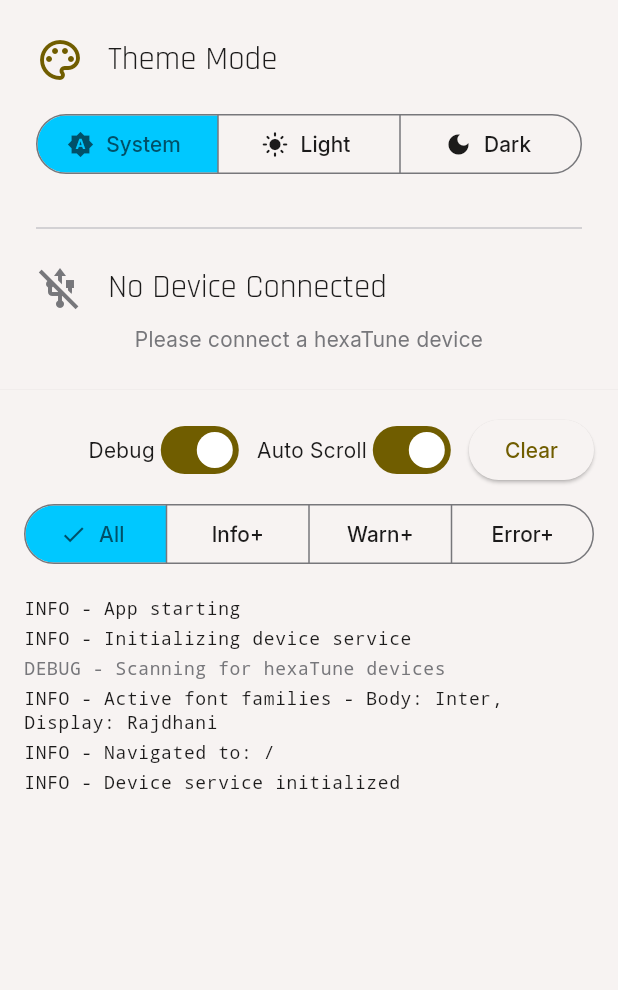
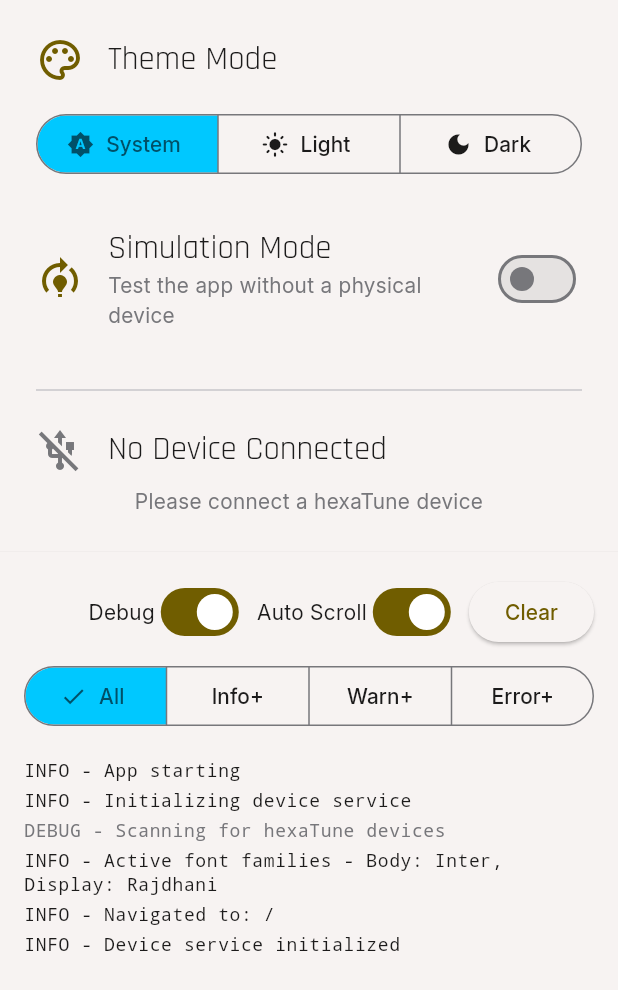
Before and after one commit to hTuneSys/hexaGenApp, a Flutter app: the SettingsPage widget shown alone on an empty page, opened directly, on a phone screen of 412 x 824 dp. Shown: the top 990 px of the screen. Run offline on Flutter 3.47's test engine with Material 3 defaults, Android fonts, the phone set to English and light mode, and no system bars; our stand-ins replace material_symbols_icons, shared_preferences; missing offline and left inert: flutter_midi_command; accounts and stored records are empty; statements that could not run were skipped.

Commit message:
feat(simulation): added simulation mode
Added simulation mode for working without device

```diff
--- a/hexagenapp/lib/l10n/app_en.arb
+++ b/hexagenapp/lib/l10n/app_en.arb
@@ -92,6 +92,10 @@
   "themeLight": "Light",
   "themeDark": "Dark",
 
+  "simulationMode": "Simulation Mode",
+  "simulationModeDescription": "Test the app without a physical device",
+  "simulationModeActive": "Simulation mode is active - no device required",
+
   "operationCompletedSuccessfully": "Generation completed successfully",
   "operationStoppedByUser": "Operation stopped by user",
   "operationFailedWithErrors": "Operation failed with errors",
--- a/hexagenapp/lib/l10n/app_localizations.dart
+++ b/hexagenapp/lib/l10n/app_localizations.dart
@@ -404,6 +404,24 @@ abstract class AppLocalizations {
   /// **'Dark'**
   String get themeDark;
 
+  /// No description provided for @simulationMode.
+  ///
+  /// In en, this message translates to:
+  /// **'Simulation Mode'**
+  String get simulationMode;
+
+  /// No description provided for @simulationModeDescription.
+  ///
+  /// In en, this message translates to:
+  /// **'Test the app without a physical device'**
+  String get simulationModeDescription;
+
+  /// No description provided for @simulationModeActive.
+  ///
+  /// In en, this message translates to:
+  /// **'Simulation mode is active - no device required'**
+  String get simulationModeActive;
+
   /// No description provided for @operationCompletedSuccessfully.
   ///
   /// In en, this message translates to:
--- a/hexagenapp/lib/l10n/app_localizations_en.dart
+++ b/hexagenapp/lib/l10n/app_localizations_en.dart
@@ -175,6 +175,17 @@ class AppLocalizationsEn extends AppLocalizations {
   String get themeDark => 'Dark';
 
   @override
+  String get simulationMode => 'Simulation Mode';
+
+  @override
+  String get simulationModeDescription =>
+      'Test the app without a physical device';
+
+  @override
+  String get simulationModeActive =>
+      'Simulation mode is active - no device required';
+
+  @override
   String get operationCompletedSuccessfully =>
       'Generation completed successfully';
 
--- a/hexagenapp/lib/l10n/app_tr.arb
+++ b/hexagenapp/lib/l10n/app_tr.arb
@@ -92,6 +92,10 @@
   "themeLight": "Açık",
   "themeDark": "Koyu",
 
+  "simulationMode": "Simülasyon Modu",
+  "simulationModeDescription": "Uygulamayı fiziksel cihaz olmadan test edin",
+  "simulationModeActive": "Simülasyon modu aktif - cihaz gerekmiyor",
+
   "operationCompletedSuccessfully": "Üretim başarıyla tamamlandı",
   "operationStoppedByUser": "İşlem kullanıcı tarafından durduruldu",
   "operationFailedWithErrors": "İşlem hatalarla başarısız oldu",
--- a/hexagenapp/lib/src/core/service/storage_service.dart
+++ b/hexagenapp/lib/src/core/service/storage_service.dart
@@ -7,8 +7,10 @@ import 'package:hexagenapp/src/core/storage/local_storage.dart';
 class StorageService extends ChangeNotifier {
   LocalStorage? _localStorage;
   String _themeMode = 'system';
+  bool _simulationMode = false;
 
   String get themeMode => _themeMode;
+  bool get simulationMode => _simulationMode;
 
   bool get isInitialized => _localStorage != null;
 
@@ -26,6 +28,7 @@ class StorageService extends ChangeNotifier {
   Future<void> initialize() async {
     _localStorage = await LocalStorage.initialize();
     _themeMode = _localStorage!.getThemeMode();
+    _simulationMode = _localStorage!.getSimulationMode();
     notifyListeners();
   }
 
@@ -33,6 +36,13 @@ class StorageService extends ChangeNotifier {
     if (_localStorage == null) return;
     await _localStorage!.setThemeMode(mode);
     _themeMode = mode;
+    notifyListeners();
+  }
+
+  Future<void> setSimulationMode(bool enabled) async {
+    if (_localStorage == null) return;
+    await _localStorage!.setSimulationMode(enabled);
+    _simulationMode = enabled;
     notifyListeners();
   }
 
--- a/hexagenapp/lib/src/pages/settings.dart
+++ b/hexagenapp/lib/src/pages/settings.dart
@@ -120,6 +120,30 @@ class _SettingsPageState extends State<SettingsPage> {
                   storageService.setThemeMode(selected.first);
                 },
               ),
+            ),
+            const SizedBox(height: 24),
+            // Simulation mode section
+            SwitchListTile(
+              contentPadding: EdgeInsets.zero,
+              secondary: Icon(
+                Icons.model_training_outlined,
+                size: 32,
+                color: Theme.of(context).colorScheme.primary,
+              ),
+              title: Text(
+                lang.simulationMode,
+                style: Theme.of(context).textTheme.titleLarge,
+              ),
+              subtitle: Text(
+                lang.simulationModeDescription,
+                style: Theme.of(context).textTheme.bodyMedium?.copyWith(
+                  color: Theme.of(context).colorScheme.outline,
+                ),
+              ),
+              value: storageService.simulationMode,
+              onChanged: (bool value) {
+                storageService.setSimulationMode(value);
+              },
             ),
             const SizedBox(height: 24),
             const Divider(),
```
Also changed, not shown: hexagenapp/lib/l10n/app_localizations_tr.dart (+10 -0 lines), hexagenapp/lib/src/core/storage/local_storage.dart (+12 -0 lines), hexagenapp/lib/src/pages/generation.dart (+26 -0 lines), hexagenapp/lib/src/pages/history.dart (+11 -0 lines), hexagenapp/lib/src/pages/layout.dart (+93 -6 lines), 1 other file.
